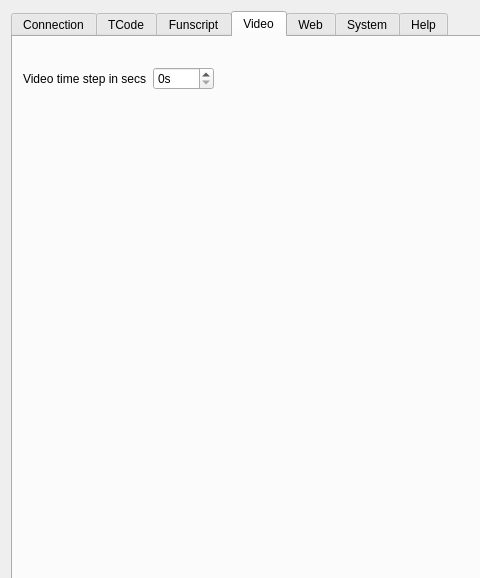
First picture: the form in src/settings.ui, repository jcfain/XTPlayer, before the edit; both pictures show x 0 to 480 and y 0 to 578 of the 1262 by 685 pixel window.
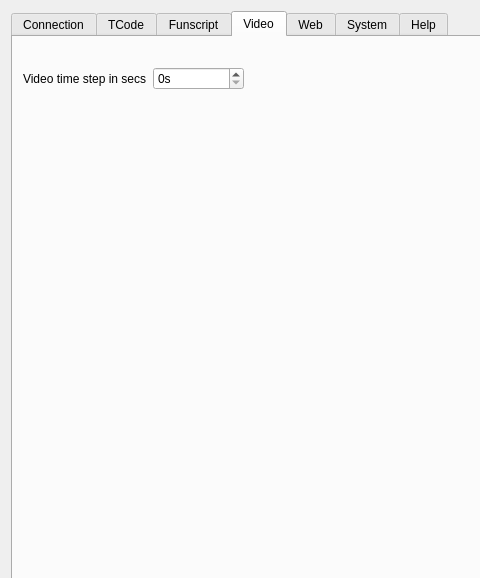
Second picture: the form after the edit. The open tabs and pages were chosen to show the change. Icons and pictures are not drawn.

What changed in the file:
```diff
--- a/src/settings.ui
+++ b/src/settings.ui
@@ -697,7 +697,7 @@
         <rect>
          <x>10</x>
          <y>30</y>
-         <width>191</width>
+         <width>221</width>
          <height>451</height>
         </rect>
        </property>
```
Left out of the diff: 22 changed lines with no effect on the pictures.
